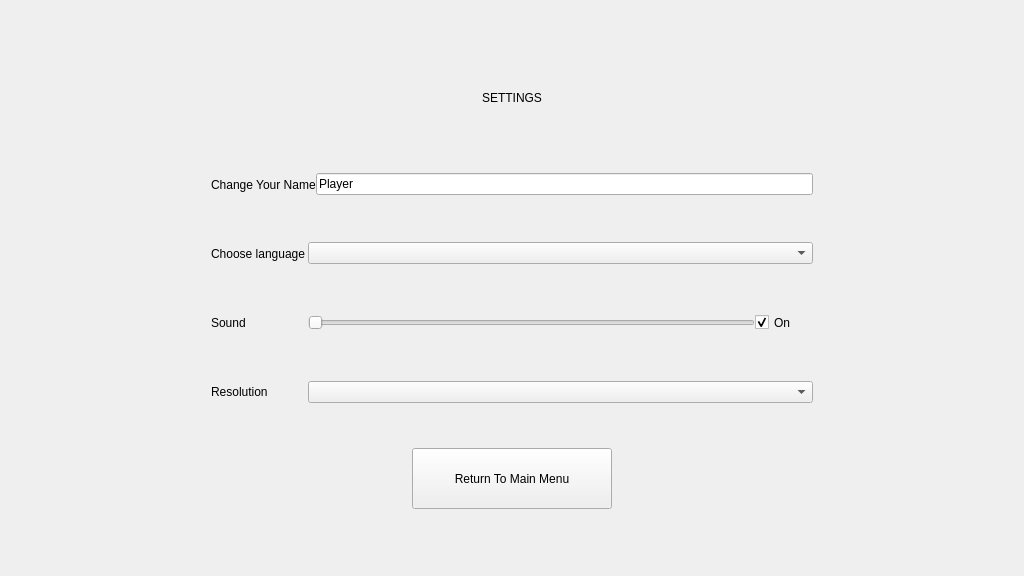
VKuzia/cat-circus, file src/menu/settingswidget.ui: the form before one commit.
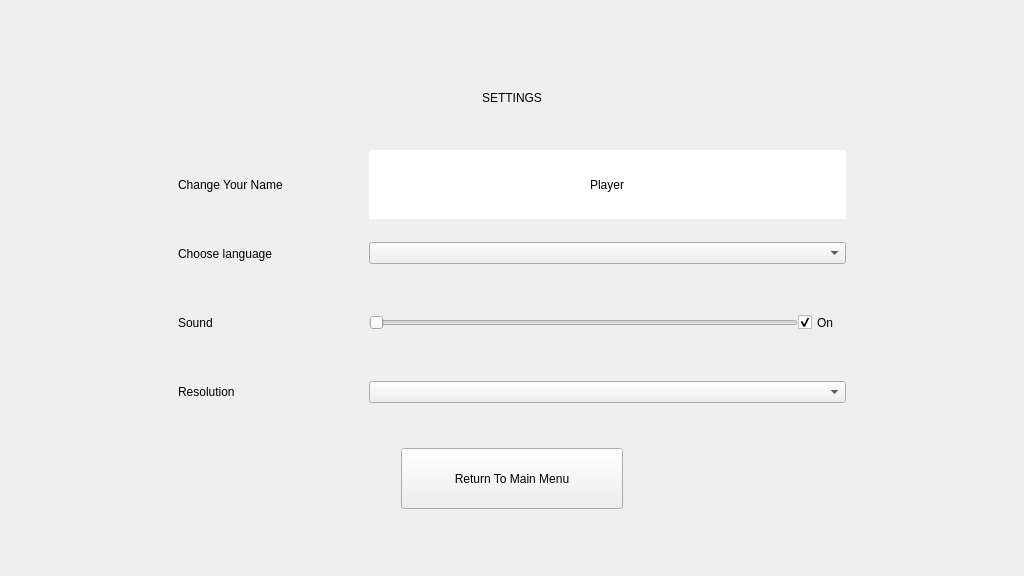
The form after the commit. Custom widgets are drawn as their Qt base class.

Diff of the .ui file:
```diff
--- a/src/menu/settingswidget.ui
+++ b/src/menu/settingswidget.ui
@@ -13,7 +13,7 @@
   <property name="windowTitle">
    <string>Form</string>
   </property>
-  <layout class="QHBoxLayout" name="horizontalLayout" stretch="1,3,1">
+  <layout class="QHBoxLayout" name="horizontalLayout" stretch="1,4,1">
    <item>
     <spacer name="ui_left_spacer_">
      <property name="orientation">
@@ -68,7 +68,7 @@
       </widget>
      </item>
      <item>
-      <layout class="QHBoxLayout" name="ui_user_layout_" stretch="5,26">
+      <layout class="QHBoxLayout" name="ui_user_layout_" stretch="5,3,20">
        <item>
         <widget class="QLabel" name="ui_user_label_">
          <property name="sizePolicy">
@@ -82,17 +82,45 @@
          </property>
         </widget>
        </item>
+       <item>
+        <spacer name="horizontalSpacer_3">
+         <property name="orientation">
+          <enum>Qt::Horizontal</enum>
+         </property>
+         <property name="sizeHint" stdset="0">
+          <size>
+           <width>40</width>
+           <height>20</height>
+          </size>
+         </property>
+        </spacer>
+       </item>
        <item>
         <widget class="QLineEdit" name="ui_user_line_edit_">
+         <property name="sizePolicy">
+          <sizepolicy hsizetype="Expanding" vsizetype="Preferred">
+           <horstretch>0</horstretch>
+           <verstretch>0</verstretch>
+          </sizepolicy>
+         </property>
+         <property name="styleSheet">
+          <string notr="true"/>
+         </property>
          <property name="text">
           <string>Player</string>
          </property>
+         <property name="frame">
+          <bool>false</bool>
+         </property>
+         <property name="alignment">
+          <set>Qt::AlignCenter</set>
+         </property>
         </widget>
        </item>
       </layout>
      </item>
      <item>
-      <layout class="QHBoxLayout" name="ui_language_layout_" stretch="5,26">
+      <layout class="QHBoxLayout" name="ui_language_layout_" stretch="5,3,20">
        <item>
         <widget class="QLabel" name="ui_language_label_">
          <property name="sizePolicy">
@@ -106,6 +134,19 @@
          </property>
         </widget>
        </item>
+       <item>
+        <spacer name="horizontalSpacer_4">
+         <property name="orientation">
+          <enum>Qt::Horizontal</enum>
+         </property>
+         <property name="sizeHint" stdset="0">
+          <size>
+           <width>40</width>
+           <height>20</height>
+          </size>
+         </property>
+        </spacer>
+       </item>
        <item>
         <layout class="QVBoxLayout" name="verticalLayout">
          <item>
@@ -149,7 +190,7 @@
       </layout>
      </item>
      <item>
-      <layout class="QHBoxLayout" name="ui_sound_layout_" stretch="5,23,3">
+      <layout class="QHBoxLayout" name="ui_sound_layout_" stretch="5,3,18,2">
        <item>
         <widget class="QLabel" name="ui_sound_label_">
          <property name="sizePolicy">
@@ -163,6 +204,19 @@
          </property>
         </widget>
        </item>
+       <item>
+        <spacer name="horizontalSpacer_5">
+         <property name="orientation">
+          <enum>Qt::Horizontal</enum>
+         </property>
+         <property name="sizeHint" stdset="0">
+          <size>
+           <width>40</width>
+           <height>20</height>
+          </size>
+         </property>
+        </spacer>
+       </item>
        <item>
         <layout class="QVBoxLayout" name="verticalLayout_4">
          <item>
@@ -225,7 +279,7 @@
       </layout>
      </item>
      <item>
-      <layout class="QHBoxLayout" name="ui_resolution_layout_" stretch="5,26">
+      <layout class="QHBoxLayout" name="ui_resolution_layout_" stretch="5,3,20">
        <item>
         <widget class="QLabel" name="ui_resoluton_label_">
          <property name="text">
@@ -233,6 +287,19 @@
          </property>
         </widget>
        </item>
+       <item>
+        <spacer name="horizontalSpacer_6">
+         <property name="orientation">
+          <enum>Qt::Horizontal</enum>
+         </property>
+         <property name="sizeHint" stdset="0">
+          <size>
+           <width>40</width>
+           <height>20</height>
+          </size>
+         </property>
+        </spacer>
+       </item>
        <item>
         <layout class="QVBoxLayout" name="verticalLayout_2">
          <item>
```
